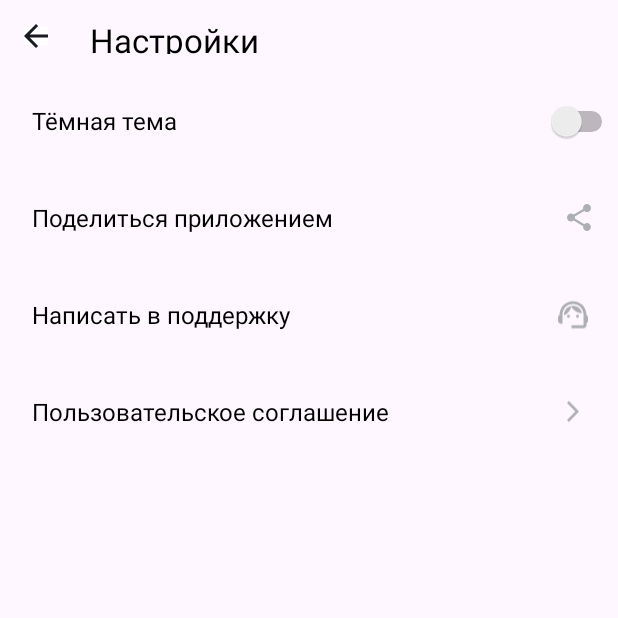
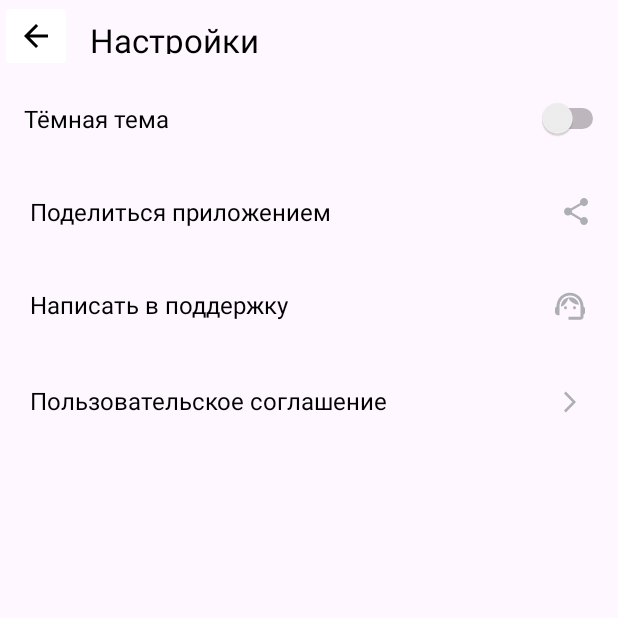
Before and after one commit to AlexElkin/PlaylistMaker, an Android app: the ActivitySettings screen opened directly, with no data from a screen before it, on a phone screen of 412 x 824 dp, the top half of it. Run offline under Robolectric (Android 15) with nearby library versions, the phone set to English and light mode, and no system bars.

Commit message:
the final 2

```diff
--- a/app/src/main/java/com/example/playlistmaker/ActivitySettings.kt
+++ b/app/src/main/java/com/example/playlistmaker/ActivitySettings.kt
@@ -2,7 +2,9 @@ package com.example.playlistmaker
 
 import android.content.Intent
 import android.os.Bundle
+import android.widget.ImageButton
 import android.widget.ImageView
+import android.widget.TextView
 import androidx.activity.enableEdgeToEdge
 import androidx.appcompat.app.AppCompatActivity
 import androidx.core.view.ViewCompat
@@ -11,9 +13,8 @@ import androidx.core.view.WindowInsetsCompat
 class ActivitySettings : AppCompatActivity() {
     override fun onCreate(savedInstanceState: Bundle?) {
         super.onCreate(savedInstanceState)
-        enableEdgeToEdge()
         setContentView(R.layout.activity_settings)
-        val buttonBack = findViewById<ImageView>(R.id.button_back)
+        val buttonBack = findViewById<ImageButton>(R.id.button_back)
         buttonBack.setOnClickListener { startActivity(Intent(this,MainActivity::class.java)) }
     }
 }
--- a/app/src/main/java/com/example/playlistmaker/MainActivity.kt
+++ b/app/src/main/java/com/example/playlistmaker/MainActivity.kt
@@ -13,7 +13,6 @@ import androidx.core.view.WindowInsetsCompat
 class MainActivity : AppCompatActivity() {
     override fun onCreate(savedInstanceState: Bundle?) {
         super.onCreate(savedInstanceState)
-        enableEdgeToEdge()
         setContentView(R.layout.activity_main)
         val buttonSearch = findViewById<Button>(R.id.button_search)
         val buttonLibrary = findViewById<Button>(R.id.button_library)
--- a/app/src/main/res/drawable/arrow.xml
+++ b/app/src/main/res/drawable/arrow.xml
@@ -5,5 +5,5 @@
     android:viewportHeight="24">
   <path
       android:pathData="M8,17.749L9.213,19L16,12L9.213,5L8,6.252L13.573,12L8,17.749Z"
-      android:fillColor="#AEAFB4"/>
+      android:fillColor="@color/gray"/>
 </vector>
--- a/app/src/main/res/drawable/vector.xml
+++ b/app/src/main/res/drawable/vector.xml
@@ -5,5 +5,5 @@
     android:viewportHeight="16">
   <path
       android:pathData="M16,7H3.83L9.42,1.41L8,0L0,8L8,16L9.41,14.59L3.83,9H16V7Z"
-      android:fillColor="#1A1B22"/>
+      android:fillColor="@color/black"/>
 </vector>
--- a/app/src/main/res/layout/activity_main.xml
+++ b/app/src/main/res/layout/activity_main.xml
@@ -3,7 +3,7 @@
     xmlns:app="http://schemas.android.com/apk/res-auto"
     android:layout_width="match_parent"
     android:layout_height="match_parent"
-    android:background="#3772E7"
+    android:background="@color/blue"
     android:orientation="vertical">
 
     <TextView
@@ -11,34 +11,27 @@
         android:layout_width="match_parent"
         android:layout_height="wrap_content"
         android:layout_gravity="start"
-        android:layout_marginStart="16dp"
+        android:layout_marginStart="@dimen/_16dp"
         android:layout_marginTop="14dp"
-        android:layout_marginBottom="16dp"
+        android:layout_marginBottom="@dimen/_16dp"
         android:gravity="start"
         android:text="@string/app_name"
-        android:textAppearance="@style/title"
-        android:textColor="#ffffff"
-        android:textSize="22sp" />
-
-    <LinearLayout
-        android:layout_width="match_parent"
-        android:layout_height="match_parent"
-        android:orientation="vertical"
-        android:paddingHorizontal="16dp">
-
+        android:textColor="@color/white"
+        android:textSize="@dimen/_22sp" />
 
     <Button
         android:id="@+id/button_search"
         android:layout_width="match_parent"
         android:layout_height="0dp"
+        android:layout_marginHorizontal="@dimen/_16dp"
         android:layout_marginTop="24dp"
-            android:layout_marginBottom="8dp"
+        android:layout_marginBottom="@dimen/_8dp"
         android:layout_weight="1"
         android:backgroundTint="@color/white"
         android:text="@string/search"
         android:textColor="@color/black"
-            android:textSize="22sp"
-            app:cornerRadius="@dimen/radius_16dp"
+        android:textSize="@dimen/_22sp"
+        app:cornerRadius="@dimen/_16dp"
         app:icon="@drawable/magnifier"
         app:iconGravity="textStart"
         app:iconTint="@color/black" />
@@ -47,13 +40,14 @@
         android:id="@+id/button_library"
         android:layout_width="match_parent"
         android:layout_height="0dp"
-            android:layout_marginVertical="8dp"
+        android:layout_marginHorizontal="@dimen/_16dp"
+        android:layout_marginVertical="@dimen/_8dp"
         android:layout_weight="1"
         android:backgroundTint="@color/white"
         android:text="@string/media_library"
         android:textColor="@color/black"
-            android:textSize="22sp"
-            app:cornerRadius="@dimen/radius_16dp"
+        android:textSize="@dimen/_22sp"
+        app:cornerRadius="@dimen/_16dp"
         app:icon="@drawable/media_library"
         app:iconGravity="textStart"
         app:iconTint="@color/black" />
@@ -62,19 +56,18 @@
         android:id="@+id/button_settings"
         android:layout_width="match_parent"
         android:layout_height="0dp"
-            android:layout_marginTop="8dp"
-            android:layout_marginBottom="16dp"
+        android:layout_marginHorizontal="@dimen/_16dp"
+        android:layout_marginTop="@dimen/_8dp"
+        android:layout_marginBottom="@dimen/_16dp"
         android:layout_weight="1"
         android:backgroundTint="@color/white"
         android:text="@string/settings"
         android:textColor="@color/black"
-            android:textSize="22sp"
-            app:cornerRadius="@dimen/radius_16dp"
+        android:textSize="@dimen/_22sp"
+        app:cornerRadius="@dimen/_16dp"
         app:icon="@drawable/settings"
         app:iconGravity="textStart"
         app:iconTint="@color/black" />
 
-    </LinearLayout>
-
 
 </LinearLayout>
--- a/app/src/main/res/layout/activity_settings.xml
+++ b/app/src/main/res/layout/activity_settings.xml
@@ -1,17 +1,11 @@
 <?xml version="1.0" encoding="utf-8"?>
-<androidx.constraintlayout.widget.ConstraintLayout xmlns:android="http://schemas.android.com/apk/res/android"
+<androidx.appcompat.widget.LinearLayoutCompat xmlns:android="http://schemas.android.com/apk/res/android"
     xmlns:app="http://schemas.android.com/apk/res-auto"
     xmlns:tools="http://schemas.android.com/tools"
     android:layout_width="match_parent"
-    android:layout_height="match_parent">
+    android:layout_height="match_parent"
+    android:orientation="vertical">
 
-
-    <LinearLayout
-        android:layout_width="match_parent"
-        android:layout_height="match_parent"
-        android:orientation="vertical"
-        tools:layout_editor_absoluteX="0dp"
-        tools:layout_editor_absoluteY="0dp">
 
     <LinearLayout
         android:layout_width="match_parent"
@@ -22,10 +16,10 @@
             android:id="@+id/button_back"
             android:layout_width="wrap_content"
             android:layout_height="wrap_content"
-                android:layout_margin="12dp"
             android:backgroundTint="@color/white"
+            android:contentDescription="@string/button_back"
             android:gravity="center"
-                android:padding="4dp"
+            android:padding="16dp"
             android:src="@drawable/vector">
 
         </ImageButton>
@@ -33,12 +27,11 @@
 
         <TextView
             android:id="@+id/textView_settings"
-                android:layout_width="wrap_content"
+            android:layout_width="match_parent"
             android:layout_height="match_parent"
             android:layout_margin="12dp"
             android:gravity="center_vertical"
             android:text="@string/settings"
-                android:textAppearance="@style/title"
             android:textColor="@color/black"
             android:textSize="22sp">
 
@@ -46,125 +39,58 @@
 
     </LinearLayout>
 
-        <LinearLayout
+    <Switch
+        android:id="@+id/switch_theme"
         android:layout_width="match_parent"
         android:layout_height="wrap_content"
-            android:orientation="horizontal">
-
-            <TextView
-                android:id="@+id/textView_dark_theme_settings"
-                android:layout_width="0dp"
-                android:layout_height="wrap_content"
-                android:layout_weight="1"
-                android:padding="@dimen/settings_padding_21"
+        android:paddingVertical="@dimen/settings_padding_20"
+        android:paddingEnd="6dp"
+        android:paddingStart="@dimen/_16dp"
         android:text="@string/dark_theme"
-                android:textAppearance="@style/title"
         android:textColor="@color/black"
-                android:textSize="16sp">
-
-            </TextView>
-
-            <Switch
-                android:id="@+id/switch_theme"
-                android:layout_width="wrap_content"
-                android:layout_height="wrap_content"
+        android:textSize="@dimen/_16sp"
         tools:ignore="UseSwitchCompatOrMaterialXml">
 
     </Switch>
 
 
-        </LinearLayout>
-
-        <LinearLayout
+    <TextView
+        android:id="@+id/textView_share_the_app"
         android:layout_width="match_parent"
         android:layout_height="wrap_content"
-            android:layout_gravity="center_vertical"
-            android:orientation="horizontal">
-
-            <TextView
-                android:id="@+id/textView_share_the_app"
-                android:layout_width="0dp"
-                android:layout_height="wrap_content"
-                android:layout_weight="1"
-                android:padding="@dimen/settings_padding_21"
+        android:drawablePadding="@dimen/_16dp"
+        android:padding="@dimen/settings_padding_20"
         android:text="@string/share_the_app"
-                android:textAppearance="@style/title"
         android:textColor="@color/black"
-                android:textSize="16sp">
+        android:textSize="@dimen/_16sp"
+        app:drawableEndCompat="@drawable/to_share">
 
     </TextView>
 
-            <ImageView
-                android:id="@+id/button_share_the_app"
-                android:layout_width="wrap_content"
-                android:layout_height="match_parent"
-                android:layout_gravity="center_vertical"
-                android:layout_margin="18dp"
-                android:src="@drawable/to_share">
-
-            </ImageView>
-
-        </LinearLayout>
-
-        <LinearLayout
+    <TextView
+        android:id="@+id/textView_write_to_support"
         android:layout_width="match_parent"
         android:layout_height="wrap_content"
-            android:layout_gravity="center_vertical"
-            android:orientation="horizontal">
-
-            <TextView
-                android:id="@+id/textView_write_to_support"
-                android:layout_width="0dp"
-                android:layout_height="wrap_content"
-                android:layout_weight="1"
-                android:padding="@dimen/settings_padding_21"
+        android:drawablePadding="@dimen/_16dp"
+        android:padding="@dimen/settings_padding_20"
         android:text="@string/write_to_support"
-                android:textAppearance="@style/title"
         android:textColor="@color/black"
-                android:textSize="16sp">
+        android:textSize="@dimen/_16sp"
+        app:drawableEndCompat="@drawable/support">
 
     </TextView>
 
-            <ImageView
-                android:id="@+id/button_support"
-                android:layout_width="wrap_content"
-                android:layout_height="match_parent"
-                android:layout_gravity="center_vertical"
-                android:layout_margin="18dp"
-                android:src="@drawable/support">
-
-            </ImageView>
-
-        </LinearLayout>
-
-        <LinearLayout
+    <TextView
+        android:id="@+id/textView_user_agreement"
         android:layout_width="match_parent"
         android:layout_height="wrap_content"
-            android:orientation="horizontal">
-
-            <TextView
-                android:id="@+id/textView_user_agreement"
-                android:layout_width="0dp"
-                android:layout_height="wrap_content"
-                android:layout_weight="1"
-                android:padding="@dimen/settings_padding_21"
+        android:drawablePadding="@dimen/_16dp"
+        android:padding="@dimen/settings_padding_20"
         android:text="@string/user_agreement"
-                android:textAppearance="@style/title"
         android:textColor="@color/black"
-                android:textSize="16sp">
+        android:textSize="@dimen/_16sp"
+        app:drawableEndCompat="@drawable/arrow">
 
     </TextView>
 
-            <ImageView
-                android:id="@+id/button_arrow"
-                android:layout_width="wrap_content"
-                android:layout_height="match_parent"
-                android:layout_gravity="center_vertical"
-                android:layout_margin="18dp"
-                android:src="@drawable/arrow">
-
-            </ImageView>
-
-        </LinearLayout>
-    </LinearLayout>
-</androidx.constraintlayout.widget.ConstraintLayout>
+</androidx.appcompat.widget.LinearLayoutCompat>
--- a/app/src/main/res/values/colors.xml
+++ b/app/src/main/res/values/colors.xml
@@ -2,4 +2,6 @@
 <resources>
     <color name="black">#FF000000</color>
     <color name="white">#FFFFFFFF</color>
+    <color name="gray">#AEAFB4</color>
+    <color name="blue">#3772E7</color>
 </resources>
--- a/app/src/main/res/values/dimens.xml
+++ b/app/src/main/res/values/dimens.xml
@@ -1,5 +1,8 @@
 <?xml version="1.0" encoding="utf-8"?>
 <resources>
-    <dimen name="settings_padding_21">21dp</dimen>
-    <dimen name="radius_16dp">16dp</dimen>
+    <dimen name="settings_padding_20">20dp</dimen>
+    <dimen name="_16dp">16dp</dimen>
+    <dimen name="_8dp">8dp</dimen>
+    <dimen name="_16sp">16sp</dimen>
+    <dimen name="_22sp">22sp</dimen>
 </resources>
--- a/app/src/main/res/values/strings.xml
+++ b/app/src/main/res/values/strings.xml
@@ -1,15 +1,11 @@
 <resources>
     <string name="app_name">Playlist maker</string>
-    <string name="question" translatable="false">Вопрос:</string>
-    <string name="_2_10" translatable="false">2/10</string>
-    <string name="no" translatable="false">Нет</string>
-    <string name="yes" translatable="false">Да</string>
-    <string name="Rating_9" translatable="false">Рейтинг этого фильма больше чем 9?</string>
-    <string name="search">Поиск</string>
-    <string name="media_library">Медиатека</string>
-    <string name="settings">Настройки</string>
-    <string name="dark_theme">Тёмная тема</string>
-    <string name="share_the_app">Поделиться приложением</string>
-    <string name="write_to_support">Написать в поддержку</string>
-    <string name="user_agreement">Пользовательское соглашение</string>
+    <string name="search" translatable="false">Поиск</string>
+    <string name="media_library" translatable="false">Медиатека</string>
+    <string name="settings" translatable="false">Настройки</string>
+    <string name="dark_theme" translatable="false">Тёмная тема</string>
+    <string name="share_the_app" translatable="false">Поделиться приложением</string>
+    <string name="write_to_support" translatable="false">Написать в поддержку</string>
+    <string name="user_agreement" translatable="false">Пользовательское соглашение</string>
+    <string name="button_back">button back</string>
 </resources>
--- a/app/src/main/res/values/styles.xml
+++ b/app/src/main/res/values/styles.xml
@@ -1,7 +1,4 @@
 <?xml version="1.0" encoding="utf-8"?>
 <resources>
 
-    <style name="title">title
-    <item name="android:textSize">22sp</item>
-    <item name="android:textColor">#FFFFFF</item></style>
 </resources>
```
Also changed, not shown: app/src/main/ic_launcher-playstore.png (deleted). Lines whose indentation alone changed are shown as unchanged.
